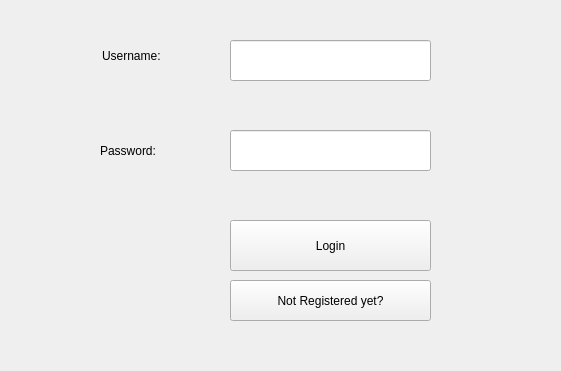
The window that CareSphere/login.ui (MubtasimSajid/CareSphere) describes before a commit, drawn with Qt 5.
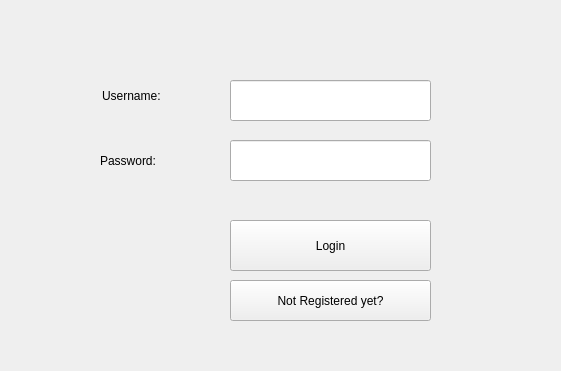
The same window after the commit.

Diff of the .ui file:
```diff
--- a/CareSphere/login.ui
+++ b/CareSphere/login.ui
@@ -58,7 +58,7 @@
     <property name="geometry">
      <rect>
       <x>230</x>
-      <y>130</y>
+      <y>140</y>
       <width>201</width>
       <height>41</height>
      </rect>
@@ -68,7 +68,7 @@
     <property name="geometry">
      <rect>
       <x>100</x>
-      <y>130</y>
+      <y>140</y>
       <width>121</width>
       <height>41</height>
      </rect>
@@ -94,7 +94,7 @@
     <property name="geometry">
      <rect>
       <x>102</x>
-      <y>40</y>
+      <y>80</y>
       <width>111</width>
       <height>31</height>
      </rect>
@@ -107,7 +107,7 @@
     <property name="geometry">
      <rect>
       <x>230</x>
-      <y>40</y>
+      <y>80</y>
       <width>201</width>
       <height>41</height>
      </rect>
```
